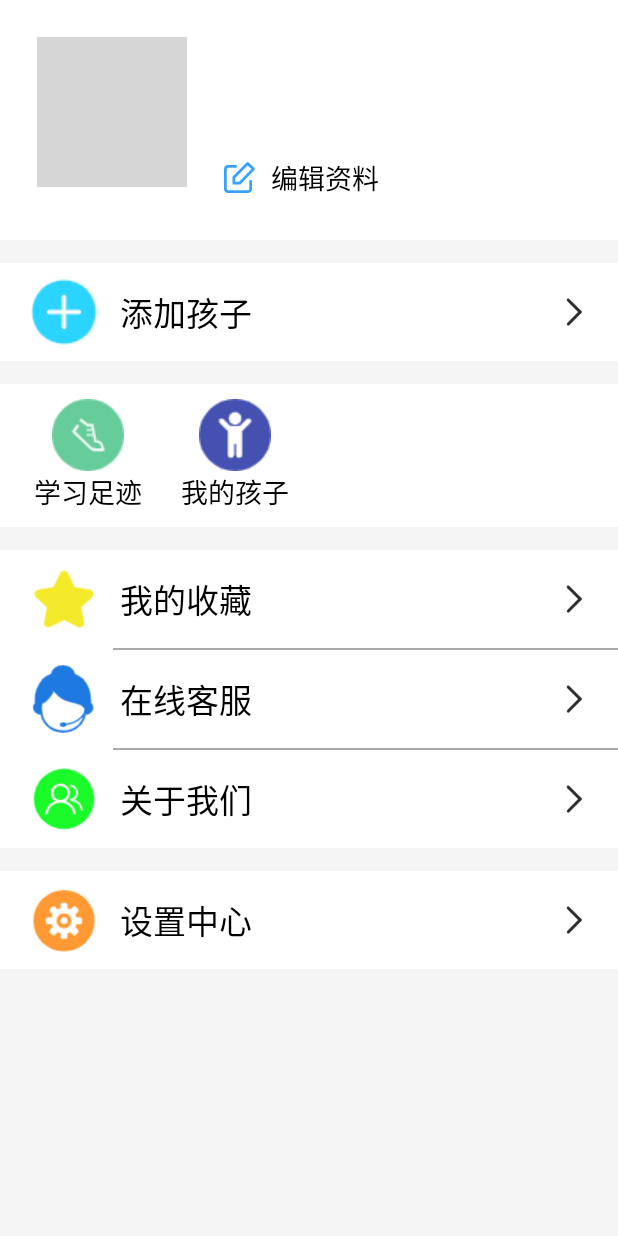
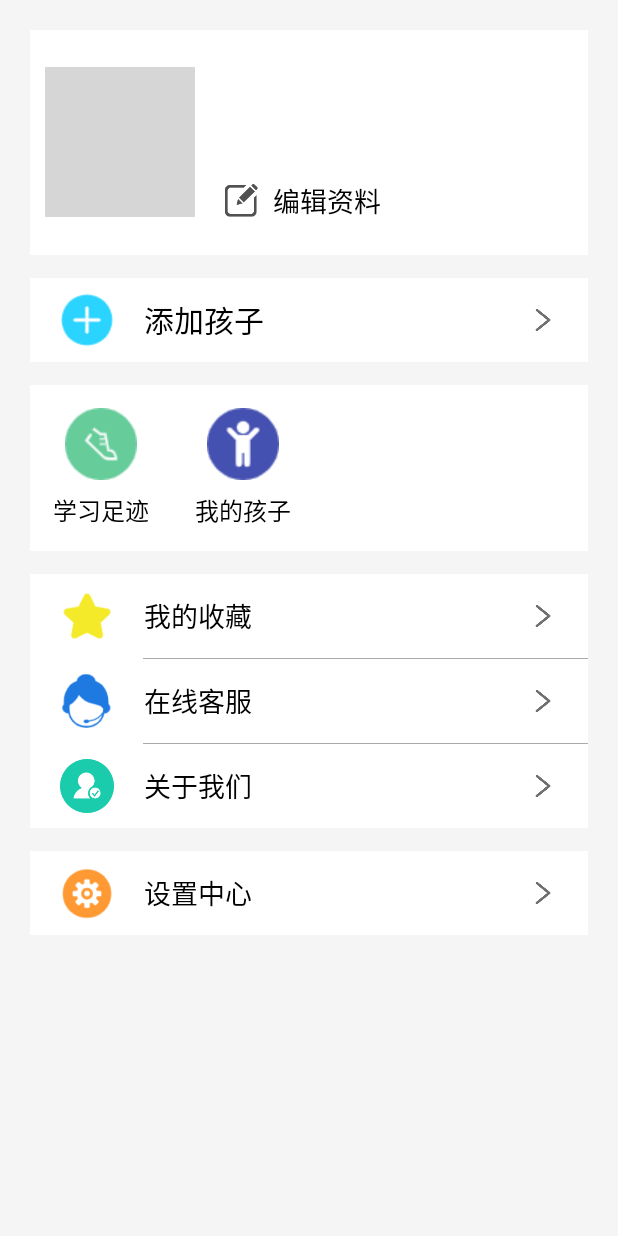
Before and after one commit to 2018011829/master, an Android app: the fragment MyFragment shown on its own in the app's theme, on a phone screen of 412 x 824 dp. Run offline under Robolectric (Android 15) with nearby library versions, the phone set to English and light mode, and no system bars; pictures from the network do not load; grey boxes are pictures that could not be loaded.

Commit message:
lrf 修改了我的界面布局

```diff
--- a/project/android/ProjectTraining/app/src/main/res/layout/fragment_my.xml
+++ b/project/android/ProjectTraining/app/src/main/res/layout/fragment_my.xml
@@ -1,40 +1,39 @@
 <?xml version="1.0" encoding="utf-8"?>
-<ScrollView android:layout_width="match_parent"
+<ScrollView
+    android:background="#F5F5F5"
+    android:layout_width="match_parent"
     android:layout_height="match_parent"
-    android:background="#F5F5F5"
     xmlns:android="http://schemas.android.com/apk/res/android">
 
     <LinearLayout
+        android:padding="20dp"
+        android:orientation="vertical"
         android:layout_width="match_parent"
-        android:layout_height="match_parent"
-        android:orientation="vertical">
+        android:layout_height="match_parent">
 
         <LinearLayout
-            android:background="@android:color/white"
+            android:padding="10dp"
+            android:layout_height="150dp"
+            android:gravity="center_vertical"
             android:layout_width="match_parent"
-            android:layout_height="160dp">
+            android:background="@android:color/white">
+            <ImageView
+                android:id="@+id/iv_headPhoto"
+                android:layout_width="100dp"
+                android:layout_height="100dp"/>
             <LinearLayout
-                android:layout_width="0dp"
-                android:layout_height="150dp"
-                android:gravity="center"
-                android:layout_weight="4">
-                <ImageView
-                    android:id="@+id/iv_headPhoto"
-                    android:layout_width="100dp"
-                    android:layout_height="100dp"/>
-            </LinearLayout>
-            <LinearLayout
-                android:layout_width="0dp"
+                android:padding="10dp"
                 android:orientation="vertical"
-                android:layout_height="150dp"
-                android:layout_weight="7">
+                android:layout_marginLeft="10dp"
+                android:gravity="center_vertical"
+                android:layout_width="match_parent"
+                android:layout_height="wrap_content">
                 <TextView
-                    android:layout_marginTop="25dp"
                     android:id="@+id/tv_mine_userName"
                     android:textColor="@android:color/background_dark"
                     android:layout_width="match_parent"
                     android:layout_height="wrap_content"
-                    android:textSize="22sp"/>
+                    android:textSize="20sp"/>
                 <TextView
                     android:id="@+id/tv_mine_phone"
                     android:layout_marginTop="10dp"
@@ -49,8 +48,8 @@
                     android:layout_height="wrap_content">
                     <ImageView
                         android:layout_gravity="center"
-                        android:layout_width="wrap_content"
-                        android:layout_height="wrap_content"
+                        android:layout_width="22dp"
+                        android:layout_height="22dp"
                         android:src="@mipmap/mine_editor"/>
                     <TextView
                         android:id="@+id/tv_mine_edit"
@@ -72,25 +71,25 @@
                 android:id="@+id/rl_mine_addChild"
                 android:padding="10dp"
                 android:layout_marginTop="15dp"
-                android:background="@android:color/white"
                 android:layout_width="match_parent"
-                android:layout_height="wrap_content">
+                android:layout_height="wrap_content"
+                android:background="@android:color/white">
                 <ImageView
+                    android:id="@+id/image_add"
+                    android:layout_width="36dp"
+                    android:layout_height="36dp"
+                    android:layout_marginLeft="10dp"
                     android:layout_alignParentLeft="true"
-                    android:layout_marginLeft="10dp"
-                    android:src="@drawable/mine_add_child"
-                    android:layout_width="45dp"
-                    android:layout_height="45dp"/>
-
+                    android:src="@drawable/mine_add_child"/>
                 <TextView
+                    android:text="添加孩子"
+                    android:textSize="20sp"
+                    android:layout_marginLeft="20dp"
                     android:layout_width="wrap_content"
                     android:layout_height="wrap_content"
-                    android:layout_alignParentLeft="true"
                     android:layout_centerVertical="true"
-                    android:layout_marginLeft="70dp"
-                    android:text="添加孩子"
-                    android:textColor="@android:color/background_dark"
-                    android:textSize="22sp" />
+                    android:layout_toRightOf="@id/image_add"
+                    android:textColor="@android:color/background_dark" />
                 <ImageView
                     android:layout_centerVertical="true"
                     android:layout_alignParentRight="true"
@@ -107,31 +106,26 @@
                 android:layout_width="match_parent"
                 android:layout_height="wrap_content">
                 <TextView
-                    android:layout_width="0dp"
+                    android:padding="5dp"
+                    android:text="学习足迹"
+                    android:textSize="16sp"
+                    android:gravity="center"
+                    android:drawablePadding="8dp"
+                    android:layout_width="wrap_content"
                     android:layout_height="wrap_content"
-                    android:layout_weight="1"
-                    android:textSize="18sp"
+                    android:drawableTop="@drawable/mine_foot"
+                    android:textColor="@android:color/background_dark"/>
+                <TextView
+                    android:padding="5dp"
+                    android:text="我的孩子"
+                    android:textSize="16sp"
                     android:gravity="center"
-                    android:textColor="@android:color/background_dark"
-                    android:drawableTop="@drawable/mine_foot"
-                    android:text="学习足迹"/>
-                <TextView
-                    android:layout_width="0dp"
+                    android:drawablePadding="8dp"
+                    android:layout_marginLeft="20dp"
+                    android:layout_width="wrap_content"
                     android:layout_height="wrap_content"
-                    android:layout_weight="1"
-                    android:textSize="18sp"
-                    android:gravity="center"
-                    android:textColor="@android:color/background_dark"
                     android:drawableTop="@drawable/mine_child"
-                    android:text="我的孩子"/>
-                <TextView
-                    android:layout_width="0dp"
-                    android:layout_height="wrap_content"
-                    android:layout_weight="1"/>
-                <TextView
-                    android:layout_width="0dp"
-                    android:layout_height="wrap_content"
-                    android:layout_weight="1"/>
+                    android:textColor="@android:color/background_dark"/>
             </LinearLayout>
 
             <LinearLayout
@@ -143,132 +137,138 @@
 
                 <RelativeLayout
                     android:padding="10dp"
-                    android:background="@android:color/white"
                     android:layout_width="match_parent"
-                    android:layout_height="wrap_content">
+                    android:layout_height="wrap_content"
+                    android:background="@android:color/white">
                     <ImageView
+                        android:id="@+id/image_save"
+                        android:layout_width="36dp"
+                        android:layout_height="36dp"
+                        android:layout_marginLeft="10dp"
                         android:layout_alignParentLeft="true"
-                        android:layout_marginLeft="10dp"
-                        android:src="@drawable/mine_my_collection"
-                        android:layout_width="45dp"
-                        android:layout_height="45dp"/>
+                        android:src="@drawable/mine_my_collection"/>
                     <TextView
-                        android:layout_centerVertical="true"
-                        android:layout_alignParentLeft="true"
-                        android:layout_marginLeft="70dp"
+                        android:text="我的收藏"
+                        android:textSize="18sp"
+                        android:layout_marginLeft="20dp"
                         android:layout_width="wrap_content"
                         android:layout_height="wrap_content"
-                        android:text="我的收藏"
-                        android:textColor="@android:color/background_dark"
-                        android:textSize="22sp"/>
+                        android:layout_centerVertical="true"
+                        android:layout_toRightOf="@id/image_save"
+                        android:textColor="@android:color/background_dark"/>
                     <ImageView
-                        android:layout_centerVertical="true"
-                        android:layout_alignParentRight="true"
+                        android:layout_width="20dp"
+                        android:layout_height="20dp"
                         android:layout_marginRight="10dp"
                         android:src="@drawable/mine_return"
-                        android:layout_width="20dp"
-                        android:layout_height="20dp"/>
+                        android:layout_centerVertical="true"
+                        android:layout_alignParentRight="true"/>
                 </RelativeLayout>
 
                 <ImageView
                     android:layout_width="match_parent"
-                    android:layout_height="1dp"
+                    android:layout_height="0.5dp"
                     android:layout_marginLeft="75dp"
                     android:background="@android:color/darker_gray"/>
 
                 <RelativeLayout
                     android:padding="10dp"
-                    android:background="@android:color/white"
                     android:layout_width="match_parent"
-                    android:layout_height="wrap_content">
+                    android:layout_height="wrap_content"
+                    android:background="@android:color/white">
                     <ImageView
+                        android:id="@+id/image_online"
+                        android:layout_width="36dp"
+                        android:layout_height="36dp"
+                        android:layout_marginLeft="10dp"
                         android:layout_alignParentLeft="true"
-                        android:layout_marginLeft="10dp"
-                        android:src="@drawable/mine_custom_service"
-                        android:layout_width="45dp"
-                        android:layout_height="45dp"/>
+                        android:src="@drawable/mine_custom_service"/>
                     <TextView
-                        android:layout_centerVertical="true"
-                        android:layout_alignParentLeft="true"
-                        android:layout_marginLeft="70dp"
+                        android:text="在线客服"
+                        android:textSize="18sp"
+                        android:layout_marginLeft="20dp"
                         android:layout_width="wrap_content"
                         android:layout_height="wrap_content"
-                        android:text="在线客服"
-                        android:textColor="@android:color/background_dark"
-                        android:textSize="22sp"/>
+                        android:layout_centerVertical="true"
+                        android:layout_toRightOf="@id/image_online"
+                        android:textColor="@android:color/background_dark"/>
                     <ImageView
-                        android:layout_centerVertical="true"
-                        android:layout_alignParentRight="true"
+                        android:layout_width="20dp"
+                        android:layout_height="20dp"
                         android:layout_marginRight="10dp"
                         android:src="@drawable/mine_return"
-                        android:layout_width="20dp"
-                        android:layout_height="20dp"/>
+                        android:layout_centerVertical="true"
+                        android:layout_alignParentRight="true"/>
                 </RelativeLayout>
+
                 <ImageView
                     android:layout_width="match_parent"
-                    android:layout_height="1dp"
+                    android:layout_height="0.5dp"
                     android:layout_marginLeft="75dp"
                     android:background="@android:color/darker_gray"/>
 
                 <RelativeLayout
                     android:padding="10dp"
-                    android:background="@android:color/white"
                     android:layout_width="match_parent"
-                    android:layout_height="wrap_content">
+                    android:layout_height="wrap_content"
+                    android:background="@android:color/white">
                     <ImageView
-                        android:layout_alignParentLeft="true"
+                        android:id="@+id/image_about_us"
+                        android:layout_width="36dp"
+                        android:layout_height="36dp"
                         android:layout_marginLeft="10dp"
                         android:src="@drawable/mine_about"
-                        android:layout_width="45dp"
-                        android:layout_height="45dp"/>
+                        android:layout_alignParentLeft="true"/>
                     <TextView
-                        android:layout_centerVertical="true"
-                        android:layout_alignParentLeft="true"
-                        android:layout_marginLeft="70dp"
+                        android:text="关于我们"
+                        android:textSize="18sp"
+                        android:layout_marginLeft="20dp"
                         android:layout_width="wrap_content"
                         android:layout_height="wrap_content"
-                        android:text="关于我们"
-                        android:textColor="@android:color/background_dark"
-                        android:textSize="22sp"/>
+                        android:layout_centerVertical="true"
+                        android:layout_toRightOf="@id/image_about_us"
+                        android:textColor="@android:color/background_dark"/>
                     <ImageView
-                        android:layout_centerVertical="true"
-                        android:layout_alignParentRight="true"
+                        android:layout_width="20dp"
+                        android:layout_height="20dp"
                         android:layout_marginRight="10dp"
                         android:src="@drawable/mine_return"
-                        android:layout_width="20dp"
-                        android:layout_height="20dp"/>
+                        android:layout_centerVertical="true"
+                        android:layout_alignParentRight="true"/>
                 </RelativeLayout>
             </LinearLayout>
+
             <RelativeLayout
                 android:padding="10dp"
-                android:layout_marginBottom="40dp"
                 android:layout_marginTop="15dp"
-                android:background="@android:color/white"
                 android:layout_width="match_parent"
-                android:layout_height="wrap_content">
+                android:layout_height="wrap_content"
+                android:background="@android:color/white">
                 <ImageView
-                    android:layout_alignParentLeft="true"
+                    android:id="@+id/image_setting"
+                    android:layout_width="36dp"
+                    android:layout_height="36dp"
+                    android:src="@drawable/setting"
                     android:layout_marginLeft="10dp"
-                    android:src="@drawable/setting"
-                    android:layout_width="45dp"
-                    android:layout_height="45dp"/>
+                    android:layout_alignParentLeft="true"/>
                 <TextView
-                    android:layout_centerVertical="true"
-                    android:layout_alignParentLeft="true"
-                    android:layout_marginLeft="70dp"
+                    android:text="设置中心"
+                    android:textSize="18sp"
+                    android:layout_marginLeft="20dp"
                     android:layout_width="wrap_content"
                     android:layout_height="wrap_content"
-                    android:text="设置中心"
-                    android:textColor="@android:color/background_dark"
-                    android:textSize="22sp"/>
+                    android:layout_centerVertical="true"
+                    android:layout_toRightOf="@id/image_setting"
+                    android:textColor="@android:color/background_dark"/>
                 <ImageView
-                    android:layout_centerVertical="true"
-                    android:layout_alignParentRight="true"
+                    android:layout_width="20dp"
+                    android:layout_height="20dp"
                     android:layout_marginRight="10dp"
                     android:src="@drawable/mine_return"
-                    android:layout_width="20dp"
-                    android:layout_height="20dp"/>
+                    android:layout_centerVertical="true"
+                    android:layout_alignParentRight="true"/>
             </RelativeLayout>
+
         </LinearLayout>
     </LinearLayout>
 
```
Also changed, not shown: project/android/ProjectTraining/app/src/main/res/drawable/mine_about.png, project/android/ProjectTraining/app/src/main/res/drawable/mine_return.png, project/android/ProjectTraining/app/src/main/res/mipmap-hdpi/mine_editor.png (deleted), project/android/ProjectTraining/app/src/main/res/mipmap-xxhdpi/mine_editor.png (added), 1 other file.
